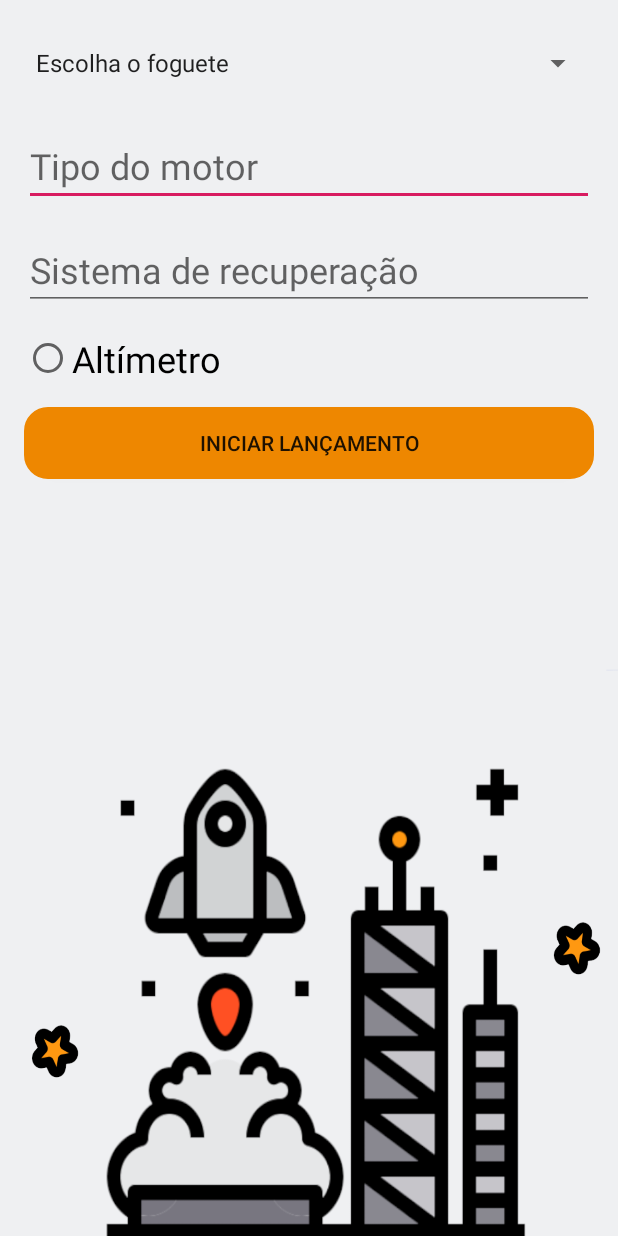
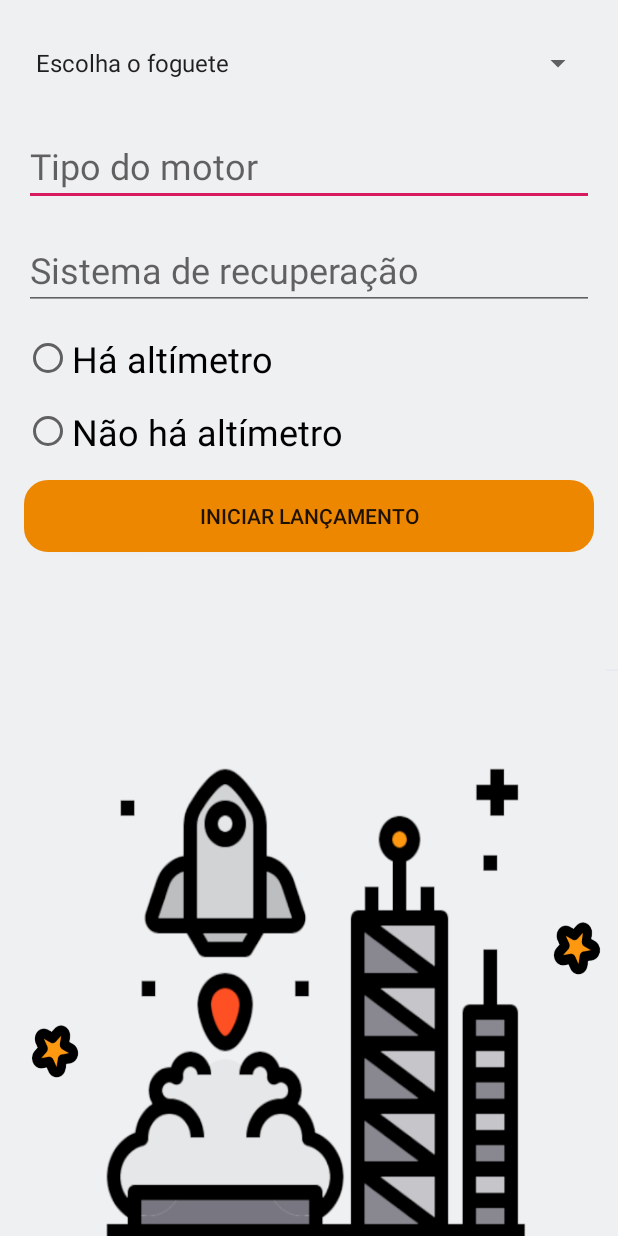
Before and after one commit to LydiaGarcia03/RocketComm, an Android app: the LaunchList screen opened directly, with no data from a screen before it, after a tap on an icon or button, on a phone screen of 412 x 824 dp. Run offline under Robolectric (Android 15) with nearby library versions, the phone set to English and light mode, and no system bars.

Commit message:
CRUD de launches iniciado, porém com muitos erros

```diff
--- a/app/src/main/java/br/com/lauratobiasf/rocketcommversao2/PresentationLayer/Launch/AdapterLaunch.java
+++ b/app/src/main/java/br/com/lauratobiasf/rocketcommversao2/PresentationLayer/Launch/AdapterLaunch.java
@@ -32,14 +32,17 @@ public class AdapterLaunch extends RecyclerView.Adapter<AdapterLaunch.LaunchView
     public void onBindViewHolder(LaunchViewHolder holder, int position)
     {
         Launch launch = launchList.get(position);
-        holder.launchID.setText(launch.getLaunch_name());
-
-        //        holder.rocket_name.setText(rocket.getRocket_name());
+        holder.launchID.setText(launch.getId());
     }
 
     @Override
     public int getItemCount() {
         return launchList.size();
+    }
+
+    public Launch getLaunch(int position)
+    {
+        return launchList.get(position);
     }
 
     public class LaunchViewHolder extends RecyclerView.ViewHolder
--- a/app/src/main/java/br/com/lauratobiasf/rocketcommversao2/PresentationLayer/Launch/LaunchList.java
+++ b/app/src/main/java/br/com/lauratobiasf/rocketcommversao2/PresentationLayer/Launch/LaunchList.java
@@ -19,10 +19,9 @@ public class LaunchList extends AppCompatActivity
 {
     private RecyclerView recycler;
     private ArrayList<Launch> launchList = new ArrayList<Launch>();
-    Intent intent;
+    Intent i;
 
     LaunchDAO _dal;
-
 
     @Override
     protected void onCreate(Bundle savedInstanceState) {
@@ -34,20 +33,20 @@ public class LaunchList extends AppCompatActivity
 
         //Listagem de Lançamentos
 
-        //launchList = _dal.getLaunches();
+        launchList = _dal.getLaunches();
 
-        launchList.add(new Launch("Lançamento 01"));
-        launchList.add(new Launch("Lançamento 02"));
-        launchList.add(new Launch("Lançamento 03"));
-        launchList.add(new Launch("Lançamento 04"));
-        launchList.add(new Launch("Lançamento 05"));
-        launchList.add(new Launch("Lançamento 06"));
-        launchList.add(new Launch("Lançamento 07"));
-        launchList.add(new Launch("Lançamento 08"));
+//        launchList.add(new Launch("Lançamento 01"));
+//        launchList.add(new Launch("Lançamento 02"));
+//        launchList.add(new Launch("Lançamento 03"));
+//        launchList.add(new Launch("Lançamento 04"));
+//        launchList.add(new Launch("Lançamento 05"));
+//        launchList.add(new Launch("Lançamento 06"));
+//        launchList.add(new Launch("Lançamento 07"));
+//        launchList.add(new Launch("Lançamento 08"));
 
         //Configurar Adapter
 
-        AdapterLaunch adapterLaunch = new AdapterLaunch(launchList);
+        final AdapterLaunch adapterLaunch = new AdapterLaunch(launchList);
 
         //Configurar RecyclerView
 
@@ -66,7 +65,12 @@ public class LaunchList extends AppCompatActivity
                         new RecyclerItemClickListener.OnItemClickListener() {
                             @Override
                             public void onItemClick(View view, int position) {
+                                Intent i = new Intent(getApplicationContext(), LaunchDetails.class);
 
+                                Launch launch = adapterLaunch.getLaunch(position);
+                                i.putExtra("launch", launch.getId());
+
+                                startActivity(i);
                             }
 
                             @Override
@@ -85,8 +89,8 @@ public class LaunchList extends AppCompatActivity
 
     public void redirectToLaunchRegister(View view) {
 
-        intent = new Intent(this, LaunchRegister.class);
-        startActivity(intent);
+        i = new Intent(this, LaunchRegister.class);
+        startActivity(i);
 
     }
 }
--- a/app/src/main/java/br/com/lauratobiasf/rocketcommversao2/PresentationLayer/Launch/LaunchRegister.java
+++ b/app/src/main/java/br/com/lauratobiasf/rocketcommversao2/PresentationLayer/Launch/LaunchRegister.java
@@ -2,11 +2,14 @@ package br.com.lauratobiasf.rocketcommversao2.PresentationLayer.Launch;
 
 import android.content.Intent;
 import android.os.Bundle;
+import android.util.Log;
 import android.view.View;
 import android.widget.Button;
 import android.widget.EditText;
 import android.widget.RadioButton;
+import android.widget.RadioGroup;
 import android.widget.Spinner;
+import android.widget.Toast;
 
 import com.google.android.material.floatingactionbutton.FloatingActionButton;
 
@@ -20,21 +23,50 @@ public class LaunchRegister extends AppCompatActivity
 {
     Spinner spRocket;
     EditText etMotorType, etRecoverSystem;
-    RadioButton rbtnAltimeter;
+    RadioButton rbtnAltimeter, rbtnNotAltimeter;
+
+    RadioGroup radioGroup;
     Button btnLaunchRegister;
 
     LaunchDAO launchDAO;
+
+    int altimeter;
 
     @Override
     protected void onCreate(@Nullable Bundle savedInstanceState) {
         super.onCreate(savedInstanceState);
         setContentView(R.layout.activity_launch_register);
 
+        launchDAO = new LaunchDAO(this);
+
+        radioGroup = findViewById(R.id.radioGroupAltimeter);
+
+        spRocket = findViewById(R.id.spRockets);
+        etMotorType = findViewById(R.id.etMotorType);
+        etRecoverSystem = findViewById(R.id.etRecoverSystem);
+        rbtnAltimeter = findViewById(R.id.rbtnAltimeter);
+        rbtnNotAltimeter = findViewById(R.id.rbtnNotAltimeter);
+
+        radioGroup.setOnCheckedChangeListener(new RadioGroup.OnCheckedChangeListener() {
+            @Override
+            public void onCheckedChanged(RadioGroup group, int checkedId) {
+
+                if (checkedId == R.id.rbtnAltimeter){
+                    altimeter = 1;
+                } else if (checkedId == R.id.rbtnNotAltimeter){
+                    altimeter = 0;
+                }
+
+            }
+        });
+
         btnLaunchRegister = findViewById(R.id.btnLaunchRegister);
         btnLaunchRegister.setOnClickListener(new View.OnClickListener() {
             @Override
             public void onClick(View v) {
-                initLaunch();
+                register();
+
+                Toast.makeText(getApplicationContext(), "Lançamento cadastrado e iniciado", Toast.LENGTH_LONG).show();
 
                 Intent i = new Intent(getApplicationContext(), Launching.class);
                 startActivity(i);
@@ -42,16 +74,13 @@ public class LaunchRegister extends AppCompatActivity
         });
     }
 
-    public void initLaunch(){
-
-        spRocket = findViewById(R.id.spRockets);
-        etMotorType = findViewById(R.id.etMotorType);
-        etRecoverSystem = findViewById(R.id.etRecoverSystem);
-        rbtnAltimeter = findViewById(R.id.rbtnAltimeter);
+    public void register(){
 
         String rocketChosen = spRocket.getSelectedItem().toString();
+        String motorType = etMotorType.getText().toString();
+        String recoverSystem = etRecoverSystem.getText().toString();
 
-        launchDAO.insertLaunch(1, 1, etMotorType.getText().toString(), etRecoverSystem.getText().toString(), false);
+        launchDAO.insert(rocketChosen, 1, motorType, recoverSystem, altimeter);
 
     }
 }
--- a/app/src/main/java/br/com/lauratobiasf/rocketcommversao2/PresentationLayer/Rocket/AdapterRocket.java
+++ b/app/src/main/java/br/com/lauratobiasf/rocketcommversao2/PresentationLayer/Rocket/AdapterRocket.java
@@ -24,7 +24,7 @@ public class AdapterRocket extends RecyclerView.Adapter<AdapterRocket.RocketView
     @Override
     public RocketViewHolder onCreateViewHolder(ViewGroup parent, int viewType) {
 
-        View listItem = LayoutInflater.from(parent.getContext()).inflate(   R.layout.adapter_rocket_list, parent, false);
+        View listItem = LayoutInflater.from(parent.getContext()).inflate(R.layout.adapter_rocket_list, parent, false);
         return new RocketViewHolder(listItem);
     }
 
--- a/app/src/main/java/br/com/lauratobiasf/rocketcommversao2/PresentationLayer/Rocket/RocketRegister.java
+++ b/app/src/main/java/br/com/lauratobiasf/rocketcommversao2/PresentationLayer/Rocket/RocketRegister.java
@@ -18,8 +18,9 @@ import br.com.lauratobiasf.rocketcommversao2.DataAccessLayer.RocketDAO;
 public class RocketRegister extends AppCompatActivity {
 
     EditText etRocketName, etCreationDate, etRocketHeight, etRocketWeight, etStages, etRocketDesc;
+    FloatingActionButton btnRegister;
+
     RocketDAO rocketDAO;
-    FloatingActionButton btnRegister;
 
     @Override
     protected void onCreate(Bundle savedInstanceState) {
--- a/app/src/main/res/layout/activity_launch_register.xml
+++ b/app/src/main/res/layout/activity_launch_register.xml
@@ -64,15 +64,31 @@
             android:inputType="textPersonName"
             android:textSize="24sp" />
 
+        <RadioGroup
+            android:id="@+id/radioGroupAltimeter"
+            android:layout_width="match_parent"
+            android:layout_height="match_parent">
+
             <RadioButton
                 android:id="@+id/rbtnAltimeter"
-            android:layout_width="match_parent"
+                android:layout_width="wrap_content"
                 android:layout_height="wrap_content"
                 android:layout_marginLeft="16dp"
                 android:layout_marginRight="16dp"
                 android:layout_marginBottom="16dp"
-            android:text="Altímetro"
+                android:text="Há altímetro"
                 android:textSize="24sp" />
+
+            <RadioButton
+                android:id="@+id/rbtnNotAltimeter"
+                android:layout_width="wrap_content"
+                android:layout_height="wrap_content"
+                android:layout_marginLeft="16dp"
+                android:layout_marginRight="16dp"
+                android:layout_marginBottom="16dp"
+                android:text="Não há altímetro"
+                android:textSize="24dp" />
+        </RadioGroup>
 
         <Button
             android:id="@+id/btnLaunchRegister"
```
Also changed, not shown: app/src/main/java/br/com/lauratobiasf/rocketcommversao2/DataAccessLayer/LaunchDAO.java (+46 -11 lines), app/src/main/java/br/com/lauratobiasf/rocketcommversao2/DataObjectLayer/Launch.java (+23 -46 lines), app/src/main/java/br/com/lauratobiasf/rocketcommversao2/PresentationLayer/Rocket/RocketList.java (+0 -8 lines). Lines whose indentation alone changed are shown as unchanged.
